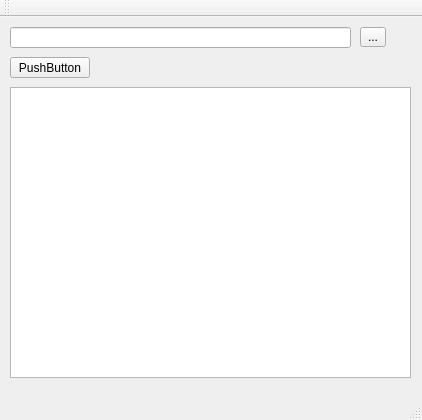
Old version of the form hst-reader/mainwindow.ui in the repository tau-lex/market-analysis-system.
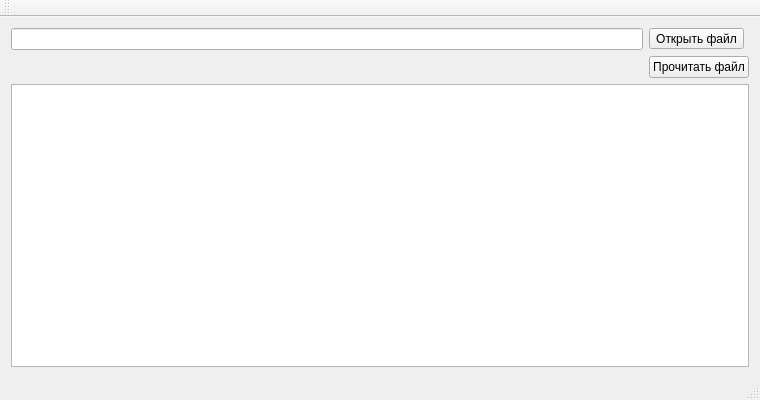
New version of the form.

What changed in the file:
```diff
--- a/hst-reader/mainwindow.ui
+++ b/hst-reader/mainwindow.ui
@@ -6,23 +6,17 @@
    <rect>
     <x>0</x>
     <y>0</y>
-    <width>422</width>
-    <height>420</height>
+    <width>760</width>
+    <height>400</height>
    </rect>
   </property>
   <property name="windowTitle">
    <string>Hst Reader</string>
   </property>
   <widget class="QWidget" name="centralWidget">
+   <layout class="QGridLayout" name="gridLayout">
+    <item row="0" column="0">
    <widget class="QLineEdit" name="filePathEdit">
-    <property name="geometry">
-     <rect>
-      <x>10</x>
-      <y>10</y>
-      <width>341</width>
-      <height>21</height>
-     </rect>
-    </property>
     <property name="baseSize">
      <size>
       <width>300</width>
@@ -36,41 +30,16 @@
      <bool>true</bool>
     </property>
    </widget>
+    </item>
+    <item row="0" column="1">
    <widget class="QToolButton" name="findFileButton">
-    <property name="geometry">
-     <rect>
-      <x>360</x>
-      <y>10</y>
-      <width>26</width>
-      <height>20</height>
-     </rect>
-    </property>
     <property name="text">
-     <string>...</string>
-    </property>
-   </widget>
-   <widget class="QPushButton" name="pushButton">
-    <property name="geometry">
-     <rect>
-      <x>10</x>
-      <y>40</y>
-      <width>80</width>
-      <height>21</height>
-     </rect>
-    </property>
-    <property name="text">
-     <string>PushButton</string>
-    </property>
-   </widget>
+       <string>Открыть файл</string>
+      </property>
+     </widget>
+    </item>
+    <item row="2" column="0" colspan="2">
    <widget class="QTextBrowser" name="textBrowser">
-    <property name="geometry">
-     <rect>
-      <x>10</x>
-      <y>70</y>
-      <width>401</width>
-      <height>291</height>
-     </rect>
-    </property>
     <property name="acceptDrops">
      <bool>false</bool>
     </property>
@@ -78,6 +47,28 @@
      <bool>false</bool>
     </property>
    </widget>
+    </item>
+    <item row="1" column="0">
+     <spacer name="horizontalSpacer">
+      <property name="orientation">
+       <enum>Qt::Horizontal</enum>
+      </property>
+      <property name="sizeHint" stdset="0">
+       <size>
+        <width>40</width>
+        <height>20</height>
+       </size>
+      </property>
+     </spacer>
+    </item>
+    <item row="1" column="1">
+     <widget class="QPushButton" name="pushButton">
+      <property name="text">
+       <string>Прочитать файл</string>
+      </property>
+     </widget>
+    </item>
+   </layout>
   </widget>
   <widget class="QMenuBar" name="menuBar">
    <property name="geometry">
```
Left out of the diff: 2 changed lines with no effect on the pictures. Lines whose indentation alone changed are shown as unchanged.
